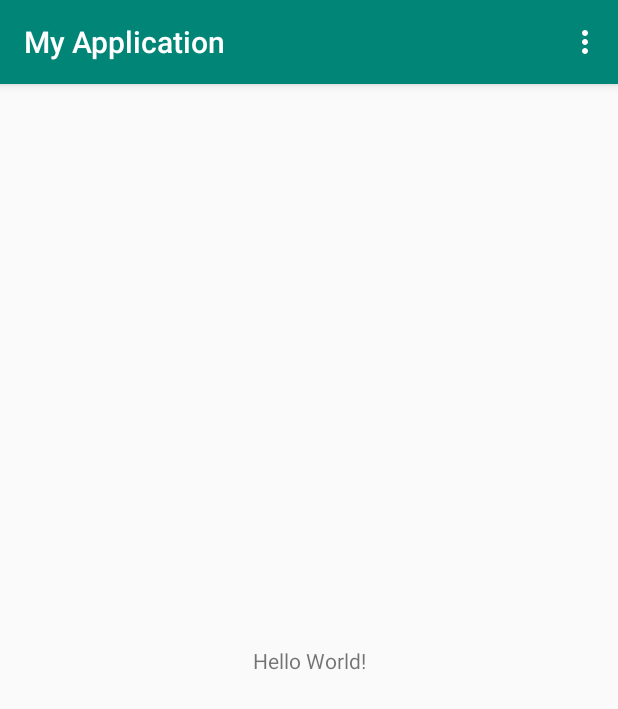
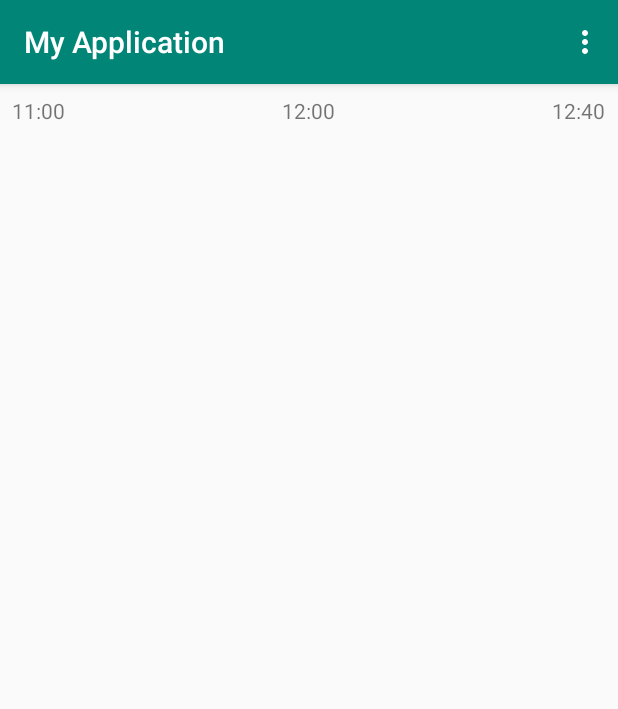
Before and after one commit to CloudNStoyan/androidapp, an Android app: the screen it shows after launch (MainActivity), on a phone screen of 412 x 824 dp. Shown: the top 709 px of the screen. Run offline under Robolectric (Android 15) with nearby library versions, the phone set to English and light mode, and no system bars; 1 statement that could not run was skipped.

Commit message:
Making tables

```diff
--- a/app/src/main/res/layout/activity_main.xml
+++ b/app/src/main/res/layout/activity_main.xml
@@ -6,14 +6,59 @@
     android:layout_height="match_parent"
     tools:context=".MainActivity">
 
-    <TextView
-        android:layout_width="wrap_content"
-        android:layout_height="wrap_content"
-        android:text="Hello World!"
-        android:id="@+id/greeting"
+    <TableLayout
+        android:id="@+id/tableLayout"
+        android:layout_width="0dp"
+        android:layout_height="0dp"
+        android:layout_marginStart="8dp"
+        android:layout_marginLeft="8dp"
+        android:layout_marginTop="8dp"
+        android:layout_marginEnd="8dp"
+        android:layout_marginRight="8dp"
+        android:layout_marginBottom="8dp"
         app:layout_constraintBottom_toBottomOf="parent"
-        app:layout_constraintLeft_toLeftOf="parent"
-        app:layout_constraintRight_toRightOf="parent"
-        app:layout_constraintTop_toTopOf="parent" />
+        app:layout_constraintEnd_toEndOf="parent"
+        app:layout_constraintStart_toStartOf="parent"
+        app:layout_constraintTop_toTopOf="parent"
+        android:stretchColumns="0,1">
+
+
+        <TableRow
+            android:layout_width="match_parent"
+            android:layout_height="match_parent"
+            >
+
+            <TextView
+                android:id="@+id/textView1"
+                android:layout_width="wrap_content"
+                android:layout_height="wrap_content"
+                android:text="11:00" />
+
+            <TextView
+                android:id="@+id/textView2"
+                android:layout_width="wrap_content"
+                android:layout_height="wrap_content"
+                android:text="12:00" />
+
+            <TextView
+                android:id="@+id/textView3"
+                android:layout_width="wrap_content"
+                android:layout_height="wrap_content"
+                android:text="12:40" />
+
+
+
+        </TableRow>
+
+
+        <TableRow
+            android:layout_width="match_parent"
+            android:layout_height="match_parent" />
+
+
+    </TableLayout>
+
+
+
 
 </android.support.constraint.ConstraintLayout>
```
